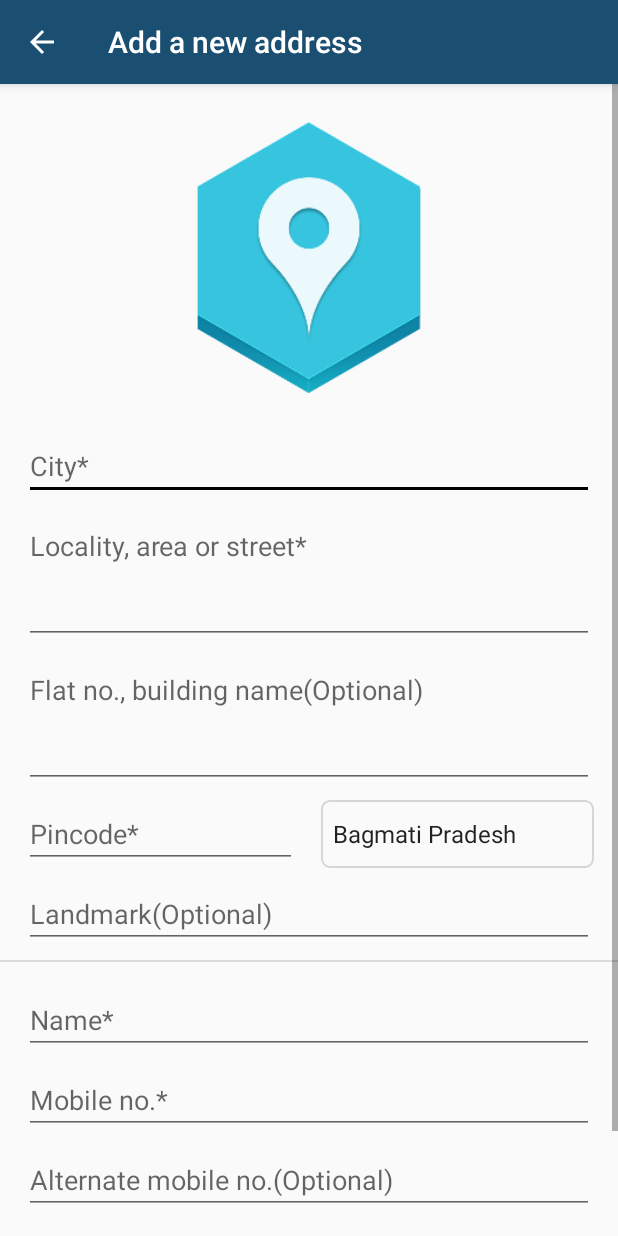
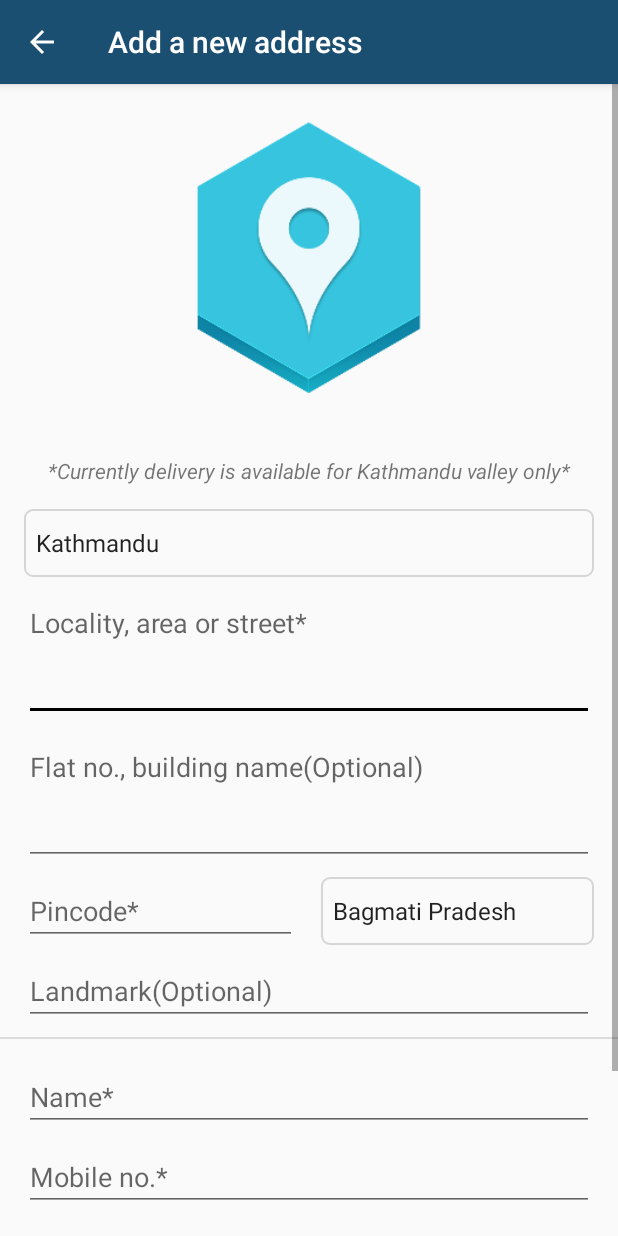
Before and after one commit to rravii/andro-eco, an Android app: the AddAddressActivity screen opened directly, with no data from a screen before it, on a phone screen of 412 x 824 dp. Run offline under Robolectric (Android 15) with nearby library versions, the phone set to English and light mode, and no system bars; our stand-ins replace Firebase (no records; nobody signed in at launch, a user with empty details on screens opened directly).

Commit message:
addresses_city_scrollable_firebase

```diff
--- a/app/src/main/java/com/example/myecommerce/AddAddressActivity.java
+++ b/app/src/main/java/com/example/myecommerce/AddAddressActivity.java
@@ -28,7 +28,7 @@ import java.util.Map;
 
 public class AddAddressActivity extends AppCompatActivity {
 
-    private EditText city;
+    private Spinner citySpinner;
     private EditText locality;
     private EditText flatNo;
     private EditText pincode;
@@ -40,7 +40,9 @@ public class AddAddressActivity extends AppCompatActivity {
     private Button saveBtn;
 
     private String [] stateList;
+    private String [] cityList;
     private String selectedState;
+    private String selectedCity;
     private Dialog loadingDialog;
 
     @Override
@@ -62,8 +64,9 @@ public class AddAddressActivity extends AppCompatActivity {
         ////// loading dialog
 
         stateList = getResources().getStringArray(R.array.nepal_states);
+        cityList = getResources().getStringArray(R.array.nepal_cities);
 
-        city = findViewById(R.id.city);
+        citySpinner = findViewById(R.id.city_spinner);
         locality = findViewById(R.id.locality);
         flatNo = findViewById(R.id.flat_no);
         pincode = findViewById(R.id.pincode);
@@ -91,11 +94,27 @@ public class AddAddressActivity extends AppCompatActivity {
             }
         });
 
+        ArrayAdapter citySpinnerAdapter = new ArrayAdapter(this, android.R.layout.simple_spinner_item, cityList);
+        citySpinnerAdapter.setDropDownViewResource(android.R.layout.simple_spinner_dropdown_item);
+
+        citySpinner.setAdapter(citySpinnerAdapter);
+
+        citySpinner.setOnItemSelectedListener(new AdapterView.OnItemSelectedListener() {
+            @Override
+            public void onItemSelected(AdapterView<?> adapterView, View view, int position, long l) {
+                selectedCity = cityList[position];
+            }
+
+            @Override
+            public void onNothingSelected(AdapterView<?> adapterView) {
+
+            }
+        });
+
         saveBtn.setOnClickListener(new View.OnClickListener() {
             @Override
             public void onClick(View view) {
 
-                if (!TextUtils.isEmpty(city.getText())){
                 if (!TextUtils.isEmpty(locality.getText())){
                     if (!TextUtils.isEmpty(pincode.getText()) && pincode.getText().length() == 5){
                         if (!TextUtils.isEmpty(name.getText())){
@@ -103,7 +122,7 @@ public class AddAddressActivity extends AppCompatActivity {
 
                                 loadingDialog.show();
 
-                                    final String fullAddress = flatNo.getText().toString() + " " + locality.getText().toString() + " " + landmark.getText().toString() + " " + city.getText().toString() + " " + selectedState;
+                                final String fullAddress = flatNo.getText().toString() + " " + locality.getText().toString() + " " + landmark.getText().toString() + " " + selectedCity + " (" + selectedState + ")";
 
                                 Map<String,Object> addAddress = new HashMap();
                                 addAddress.put("list_size",(long)DBqueries.addressesModelList.size() + 1);
@@ -168,9 +187,7 @@ public class AddAddressActivity extends AppCompatActivity {
                 }else {
                     locality.requestFocus();
                 }
-                }else {
-                    city.requestFocus();
-                }
+
             }
         });
     }
--- a/app/src/main/res/layout/activity_add_address.xml
+++ b/app/src/main/res/layout/activity_add_address.xml
@@ -47,16 +47,27 @@
                 android:layout_marginBottom="16dp"
                 app:srcCompat="@mipmap/address" />
 
-            <EditText
-                android:id="@+id/city"
+            <TextView
+                android:id="@+id/textView33"
                 android:layout_width="match_parent"
                 android:layout_height="wrap_content"
+                android:text="*Currently delivery is available for Kathmandu valley only*"
+                android:gravity="center"
+                android:textStyle="italic"
+                android:layout_marginTop="16dp"
+                android:layout_marginBottom="16dp"
+                android:layout_marginEnd="16dp"
+                android:layout_marginStart="16dp"/>
+
+            <androidx.appcompat.widget.AppCompatSpinner
+                android:id="@+id/city_spinner"
+                android:layout_width="match_parent"
+                android:layout_height="45dp"
                 android:ems="10"
+                android:background="@drawable/border_background"
+                android:backgroundTint="@color/RecyclerViewBackground"
                 android:layout_marginStart="16dp"
-                android:layout_marginEnd="16dp"
-                android:textColor="@color/colorPrimaryDark"
-                android:inputType="textPersonName"
-                android:hint="City*" />
+                android:layout_marginEnd="16dp" />
 
             <EditText
                 android:id="@+id/locality"
--- a/app/src/main/res/values/strings.xml
+++ b/app/src/main/res/values/strings.xml
@@ -17,4 +17,8 @@
     <string-array name="nepal_states">
         <item>Bagmati Pradesh</item>
     </string-array>
+
+    <string-array name="nepal_cities">
+        <item>Kathmandu</item>
+    </string-array>
 </resources>
```
Lines whose indentation alone changed are shown as unchanged.
